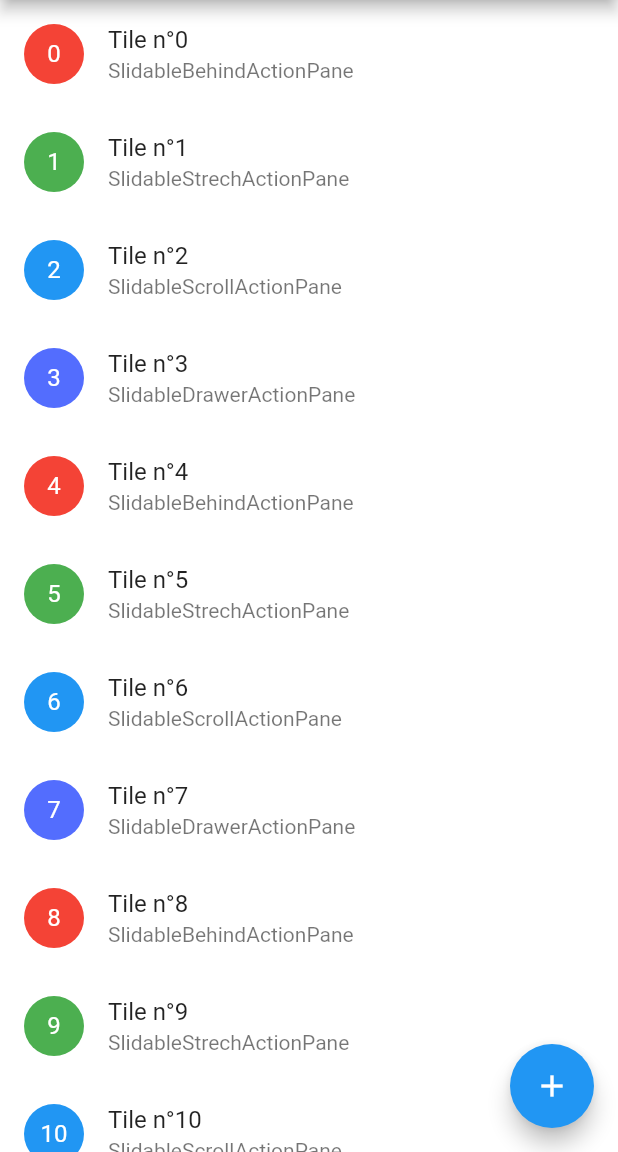
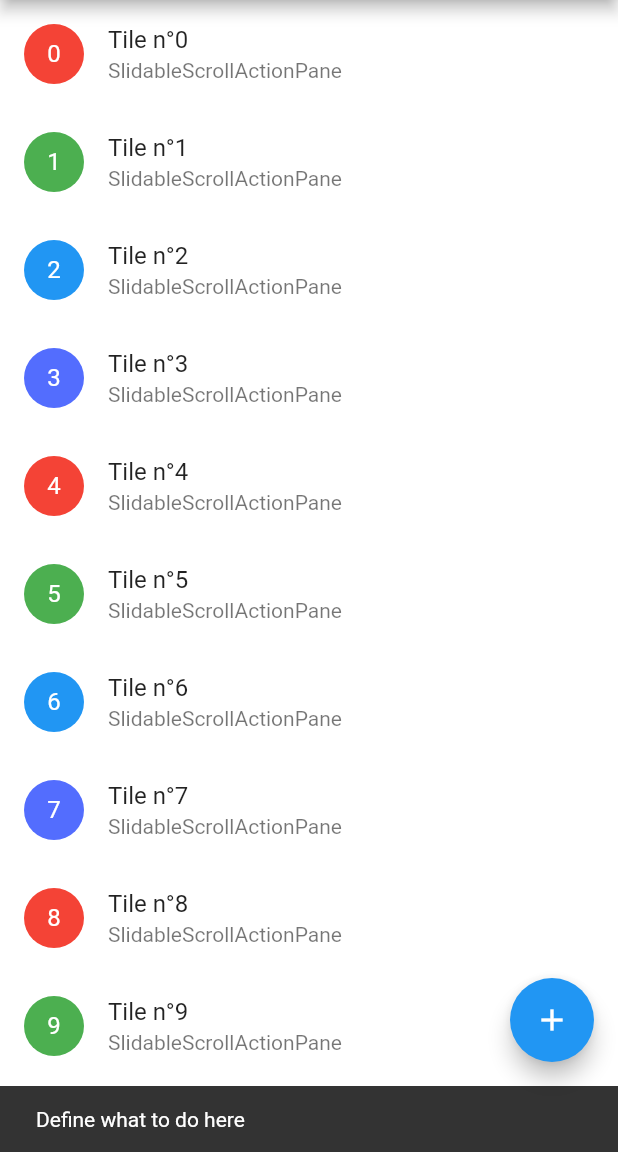
Before and after one commit to Bearbrice/GMoria, a Flutter app: the MyHomePage screen opened directly, after a tap on an icon or button, on a phone screen of 412 x 824 dp, the part 84-1236 px from its top. Run offline on Flutter 3.47's test engine with Material 2 defaults, Android fonts, the phone set to English and light mode, and no system bars; drawn by our look-alikes of flutter_slidable; our stand-ins replace firebase_auth, firebase_core, flip_card, flutter_swiper; accounts and stored records are empty; network calls fail.

Commit message:
Home page slidables total rebuild

```diff
--- a/lib/app/pages/home_page.dart
+++ b/lib/app/pages/home_page.dart
@@ -1,24 +1,6 @@
+import 'package:flutter/cupertino.dart';
 import 'package:flutter/material.dart';
 import 'package:flutter_slidable/flutter_slidable.dart';
-import 'package:gmoria/app/pages/learn_page.dart';
-
-/*class HomePage extends StatelessWidget {
-  // This widget is the root of your application.
-  @override
-  Widget build(BuildContext context) {
-    return MaterialApp(
-      initialRoute: '/',
-      routes: {
-        '/': (context) => MyHomePage(title: 'GMoria'),
-        '/learn': (context) => LearnPage(),
-      },
-      title: 'Flutter Slidable Demo',
-      theme: ThemeData(
-        primarySwatch: Colors.blue,
-      ),
-    );
-  }
-}*/
 
 class MyHomePage extends StatefulWidget {
   MyHomePage({Key key, this.title}) : super(key: key);
@@ -36,8 +18,8 @@ class _MyHomePageState extends State<MyHomePage> {
     (i) => _HomeItem(
       i,
       'Tile n°$i',
-      _getSubtitle(i),
-      _getAvatarColor(i),
+      'SlidableScrollActionPane', //subtitle
+      _getAvatarColor(i), //color
     ),
   );
 
@@ -80,6 +62,7 @@ class _MyHomePageState extends State<MyHomePage> {
                   : Axis.horizontal),
         ),
       ),
+      /** Add button */
       floatingActionButton: FloatingActionButton(
         backgroundColor: _fabColor,
         onPressed: null,
@@ -99,94 +82,20 @@ class _MyHomePageState extends State<MyHomePage> {
       itemBuilder: (context, index) {
         final Axis slidableDirection =
             direction == Axis.horizontal ? Axis.vertical : Axis.horizontal;
-        var item = items[index];
-        if (item.index < 8) {
-          return _getSlidableWithLists(context, index, slidableDirection);
-        } else {
+
         return _getSlidableWithDelegates(context, index, slidableDirection);
-        }
       },
       itemCount: items.length,
     );
   }
 
-  Widget _getSlidableWithLists(
-      BuildContext context, int index, Axis direction) {
-    final _HomeItem item = items[index];
-    //final int t = index;
-    return Slidable(
-      key: Key(item.title),
-      controller: slidableController,
-      direction: direction,
-      dismissal: SlidableDismissal(
-        child: SlidableDrawerDismissal(),
-        onDismissed: (actionType) {
-          _showSnackBar(
-              context,
-              actionType == SlideActionType.primary
-                  ? 'Dismiss Archive'
-                  : 'Dimiss Delete');
-          setState(() {
-            items.removeAt(index);
-          });
-        },
-      ),
-      actionPane: _getActionPane(item.index),
-      actionExtentRatio: 0.25,
-      child: direction == Axis.horizontal
-          ? VerticalListItem(items[index])
-          : HorizontalListItem(items[index]),
-      actions: <Widget>[
-        IconSlideAction(
-          caption: 'Learn',
-          color: Colors.blue,
-          icon: Icons.school,
-          onTap: () => Navigator.pushNamed(context, '/learn'),
-        ),
-        IconSlideAction(
-          caption: 'Share',
-          color: Colors.indigo,
-          icon: Icons.share,
-          onTap: () => _showSnackBar(context, 'Share'),
-        ),
-      ],
-      secondaryActions: <Widget>[
-        Container(
-          height: 800,
-          color: Colors.green,
-          child: Text('a'),
-        ),
-        IconSlideAction(
-          caption: 'More',
-          color: Colors.grey.shade200,
-          icon: Icons.more_horiz,
-          onTap: () => _showSnackBar(context, 'More'),
-          closeOnTap: false,
-        ),
-        IconSlideAction(
-          caption: 'Delete',
-          color: Colors.red,
-          icon: Icons.delete,
-          onTap: () => _showSnackBar(context, 'Delete'),
-        ),
-      ],
-    );
-  }
+
 
   Widget _getSlidableWithDelegates(
       BuildContext context, int index, Axis direction) {
     final _HomeItem item = items[index];
 
-    return Slidable.builder(
-      key: Key(item.title),
-      controller: slidableController,
-      direction: direction,
-      dismissal: SlidableDismissal(
-        child: SlidableDrawerDismissal(),
-        closeOnCanceled: true,
-        onWillDismiss: (item.index != 10)
-            ? null
-            : (actionType) {
+    deleteDialog() {
       return showDialog<bool>(
         context: context,
         builder: (context) {
@@ -206,19 +115,37 @@ class _MyHomePageState extends State<MyHomePage> {
           );
         },
       );
+    }
+
+    return Slidable.builder(
+      key: Key(item.title),
+      controller: slidableController,
+      direction: direction,
+      dismissal: SlidableDismissal(
+        child: SlidableDrawerDismissal(),
+        closeOnCanceled: true,
+        // Allow only right side (delete) to be full slided
+        dismissThresholds: <SlideActionType, double>{
+          SlideActionType.primary: 1.0
         },
+        onWillDismiss: (item == null)
+            ? null
+            : (actionType) {
+                return deleteDialog();
+              },
+
         onDismissed: (actionType) {
           _showSnackBar(
               context,
               actionType == SlideActionType.primary
                   ? 'Dismiss Archive'
-                  : 'Dimiss Delete');
+                  : 'Dismiss Delete');
           setState(() {
             items.removeAt(index);
           });
         },
       ),
-      actionPane: _getActionPane(item.index),
+      actionPane: SlidableScrollActionPane(),
       actionExtentRatio: 0.25,
       child: direction == Axis.horizontal
           ? VerticalListItem(items[index])
@@ -228,91 +155,37 @@ class _MyHomePageState extends State<MyHomePage> {
           builder: (context, index, animation, renderingMode) {
             if (index == 0) {
               return IconSlideAction(
-                caption: 'Archive',
+                caption: 'Game',
                 color: renderingMode == SlidableRenderingMode.slide
-                    ? Colors.blue.withOpacity(animation.value)
-                    : (renderingMode == SlidableRenderingMode.dismiss
-                        ? Colors.blue
-                        : Colors.green),
-                icon: Icons.archive,
-                onTap: () async {
-                  var state = Slidable.of(context);
-                  var dismiss = await showDialog<bool>(
-                    context: context,
-                    builder: (context) {
-                      return AlertDialog(
-                        title: Text('Delete'),
-                        content: Text('Item will be deleted'),
-                        actions: <Widget>[
-                          FlatButton(
-                            child: Text('Cancel'),
-                            onPressed: () => Navigator.of(context).pop(false),
-                          ),
-                          FlatButton(
-                            child: Text('Ok'),
-                            onPressed: () => Navigator.of(context).pop(true),
-                          ),
-                        ],
-                      );
-                    },
-                  );
-
-                  if (dismiss) {
-                    state.dismiss();
-                  }
-                },
+                    ? Colors.indigo.withOpacity(animation.value)
+                    : Colors.indigo,
+                icon: Icons.videogame_asset,
+                onTap: () => _showSnackBar(context, 'Game'),
               );
             } else {
               return IconSlideAction(
-                caption: 'Share',
+                caption: 'Learn',
                 color: renderingMode == SlidableRenderingMode.slide
-                    ? Colors.indigo.withOpacity(animation.value)
-                    : Colors.indigo,
-                icon: Icons.share,
-                onTap: () => _showSnackBar(context, 'Share'),
+                    ? Colors.green.withOpacity(animation.value)
+                    : Colors.green,
+                icon: Icons.school,
+                onTap: () => Navigator.pushNamed(context, '/learn'),
               );
             }
           }),
       secondaryActionDelegate: SlideActionBuilderDelegate(
-          actionCount: 2,
+          actionCount: 1,
           builder: (context, index, animation, renderingMode) {
-            if (index == 0) {
-              return IconSlideAction(
-                caption: 'More',
-                color: renderingMode == SlidableRenderingMode.slide
-                    ? Colors.grey.shade200.withOpacity(animation.value)
-                    : Colors.grey.shade200,
-                icon: Icons.more_horiz,
-                onTap: () => _showSnackBar(context, 'More'),
-                closeOnTap: false,
-              );
-            } else {
             return IconSlideAction(
                 caption: 'Delete',
                 color: renderingMode == SlidableRenderingMode.slide
                     ? Colors.red.withOpacity(animation.value)
                     : Colors.red,
                 icon: Icons.delete,
-                onTap: () => _showSnackBar(context, 'Delete'),
-              );
-            }
+                /*TODO: do not work, to correct*/
+                onTap: () => deleteDialog());
           }),
     );
-  }
-
-  static Widget _getActionPane(int index) {
-    switch (index % 4) {
-      case 0:
-        return SlidableBehindActionPane();
-      case 1:
-        return SlidableStrechActionPane();
-      case 2:
-        return SlidableScrollActionPane();
-      case 3:
-        return SlidableDrawerActionPane();
-      default:
-        return null;
-    }
   }
 
   static Color _getAvatarColor(int index) {
@@ -325,21 +198,6 @@ class _MyHomePageState extends State<MyHomePage> {
         return Colors.blue;
       case 3:
         return Colors.indigoAccent;
-      default:
-        return null;
-    }
-  }
-
-  static String _getSubtitle(int index) {
-    switch (index % 4) {
-      case 0:
-        return 'SlidableBehindActionPane';
-      case 1:
-        return 'SlidableStrechActionPane';
-      case 2:
-        return 'SlidableScrollActionPane';
-      case 3:
-        return 'SlidableDrawerActionPane';
       default:
         return null;
     }
@@ -391,10 +249,11 @@ class VerticalListItem extends StatelessWidget {
   @override
   Widget build(BuildContext context) {
     return GestureDetector(
-      onTap: () =>
-          Slidable.of(context)?.renderingMode == SlidableRenderingMode.none
-              ? Slidable.of(context)?.open()
-              : Slidable.of(context)?.close(),
+      onTap: () => Scaffold.of(context)
+          .showSnackBar(SnackBar(content: Text('Define what to do here'))),
+      //     Slidable.of(context)?.renderingMode == SlidableRenderingMode.none
+      //         ? Slidable.of(context)?.open()
+      //         : Slidable.of(context)?.close(),
       child: Container(
         color: Colors.white,
         child: ListTile(
--- a/pubspec.yaml
+++ b/pubspec.yaml
@@ -37,8 +37,6 @@ dependencies:
   #Firebase
   firebase_core: ^0.5.2
   firebase_auth: ^0.18.3
-
-
   provider: ^4.3.2+1
 
 dev_dependencies:
```
Also changed, not shown: lib/app/pages/sign_in_page.dart (+6 -3 lines). Lines whose indentation alone changed are shown as unchanged.
